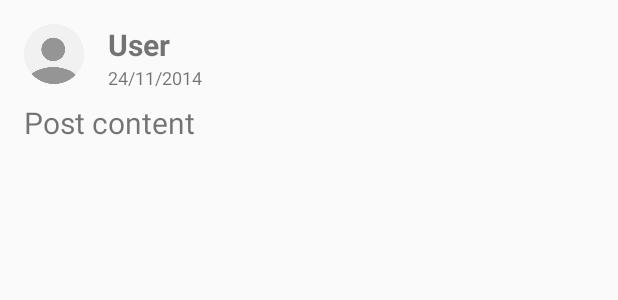
After one commit to moondroid/ParseSocial, an Android app: the layout item_post.xml on its own in the app's theme, with its tools: preview values and no code run, on a phone screen of 412 x 824 dp. The commit adds this screen. Shown: the top 300 px of the screen. Run offline under Robolectric (Android 15) with nearby library versions, the phone set to English and light mode, and no system bars.

Commit message:
add custom post adapter

```diff
--- /dev/null
+++ b/sociallib/src/main/res/layout/item_post.xml
@@ -0,0 +1,59 @@
+<LinearLayout xmlns:android="http://schemas.android.com/apk/res/android"
+    xmlns:tools="http://schemas.android.com/tools"
+    android:layout_width="match_parent"
+    android:layout_height="wrap_content"
+    android:orientation="vertical"
+    android:padding="16dp">
+
+    <LinearLayout
+        android:layout_width="match_parent"
+        android:layout_height="wrap_content"
+        android:orientation="horizontal">
+
+        <ImageView
+            android:id="@+id/user_icon"
+            android:layout_width="40dp"
+            android:layout_height="40dp"
+            android:src="@drawable/person_image_empty"/>
+
+        <LinearLayout
+            android:layout_width="match_parent"
+            android:layout_height="wrap_content"
+            android:layout_marginLeft="16dp"
+            android:orientation="vertical">
+
+            <TextView
+                android:id="@+id/user_name"
+                android:layout_width="wrap_content"
+                android:layout_height="wrap_content"
+                tools:text="User"
+                android:textStyle="bold"
+                android:textSize="20sp"
+                android:visibility="visible"/>
+
+            <TextView
+                android:id="@+id/post_date"
+                android:layout_width="wrap_content"
+                android:layout_height="wrap_content"
+                tools:text="24/11/2014"
+                android:textSize="12sp"
+                android:visibility="visible"/>
+
+            </LinearLayout>
+
+
+        </LinearLayout>
+
+
+
+    <TextView
+        android:id="@+id/post_content"
+        android:layout_width="match_parent"
+        android:layout_height="wrap_content"
+        android:layout_marginTop="8dp"
+        tools:text="Post content"
+        android:textStyle="normal"
+        android:textSize="20sp"
+        android:visibility="visible"/>
+
+</LinearLayout>
```
Also changed, not shown: sociallib/src/main/java/it/moondroid/sociallib/fragments/AllPostsFragment.java (+13 -47 lines), sociallib/src/main/java/it/moondroid/sociallib/it/moondroid/sociallib/adapters/PostsQueryAdapter.java (added, +58 -0 lines), sociallib/src/main/res/drawable/person_image_empty.png (added).
